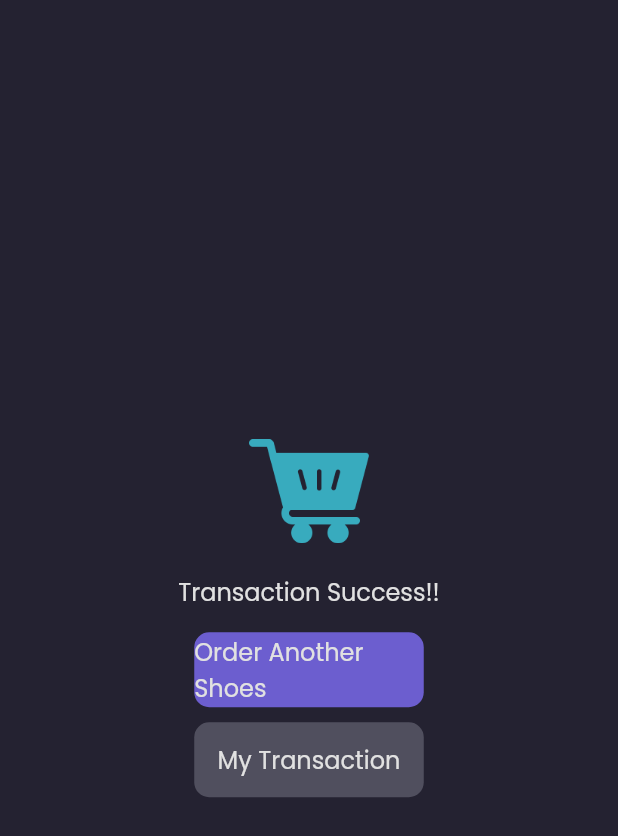
After one commit to haikalhafizh24/ecommers-and-chat-app, a Flutter app: the CheckoutSuccesPage screen opened by its route, on a phone screen of 412 x 824 dp. The commit adds this screen. Shown: the top 836 px of the screen. Run offline on Flutter 3.47's test engine with Material 2 defaults, Android fonts, the phone set to English and light mode, and no system bars; our stand-ins replace carousel_slider, google_fonts; accounts and stored records are empty; network calls fail.

Commit message:
added transaction servvice and providers

```diff
--- a/lib/main.dart
+++ b/lib/main.dart
@@ -3,11 +3,13 @@ import 'package:provider/provider.dart';
 import 'package:storma/providers/auth_provider.dart';
 import 'package:storma/providers/cart_provider.dart';
 import 'package:storma/providers/product_provider.dart';
+import 'package:storma/providers/transaction_provider.dart';
 import 'package:storma/providers/wishlist_provider.dart';
 import 'package:storma/ui/page/cart_page.dart';
 import 'package:storma/ui/page/chat_page_detail.dart';
 import 'package:storma/ui/page/chatting_page.dart';
 import 'package:storma/ui/page/checkout_page.dart';
+import 'package:storma/ui/page/checkout_succes.dart';
 import 'package:storma/ui/page/edit_profile_page.dart';
 import 'package:storma/ui/page/home_page.dart';
 import 'package:storma/ui/page/love_page.dart';
@@ -41,6 +43,9 @@ class MyApp extends StatelessWidget {
         ChangeNotifierProvider(
           create: (context) => CartProvider(),
         ),
+        ChangeNotifierProvider(
+          create: (context) => TransactionProvider(),
+        ),
       ],
       child: MaterialApp(
         debugShowCheckedModeBanner: false,
@@ -57,6 +62,7 @@ class MyApp extends StatelessWidget {
           '/chat-page-detail': (context) => const ChatPageDetail(),
           '/edit-profile-page': (context) => const EditProfilePage(),
           '/checkout': (context) => const CheckoutPage(),
+          '/checkout-success': (context) => const CheckoutSuccesPage(),
         },
       ),
     );
--- /dev/null
+++ b/lib/ui/page/checkout_succes.dart
@@ -0,0 +1,62 @@
+import 'package:flutter/material.dart';
+import 'package:storma/shared/theme.dart';
+import 'package:storma/ui/widgets/custom_button.dart';
+
+class CheckoutSuccesPage extends StatelessWidget {
+  const CheckoutSuccesPage({Key? key}) : super(key: key);
+
+  @override
+  Widget build(BuildContext context) {
+    Widget content() {
+      return Center(
+        child: Column(
+          mainAxisAlignment: MainAxisAlignment.center,
+          children: [
+            Container(
+              height: 70,
+              width: 80,
+              decoration: const BoxDecoration(
+                image: DecorationImage(
+                  image: AssetImage('assets/emptyCart_icon.png'),
+                ),
+              ),
+            ),
+            const SizedBox(
+              height: 20,
+            ),
+            Text(
+              'Transaction Success!!',
+              style: whiteTextStyle.copyWith(fontSize: 16),
+            ),
+            const SizedBox(
+              height: 15,
+            ),
+            CustomButton(
+              tittle: 'Order Another Shoes',
+              width: 153,
+              onTap: () {
+                Navigator.pushNamed(context, '/main-page');
+              },
+            ),
+            const SizedBox(
+              height: 10,
+            ),
+            CustomButton(
+              tittle: 'My Transaction',
+              width: 153,
+              color: cDeactiveColor,
+              onTap: () {
+                Navigator.pushNamed(context, '/main-page');
+              },
+            ),
+          ],
+        ),
+      );
+    }
+
+    return Scaffold(
+      backgroundColor: cBgColor3,
+      body: content(),
+    );
+  }
+}
```
Also changed, not shown: lib/providers/transaction_provider.dart (added, +21 -0 lines), lib/services/transacton_services.dart (added, +51 -0 lines), lib/ui/page/checkout_page.dart (+18 -3 lines).
